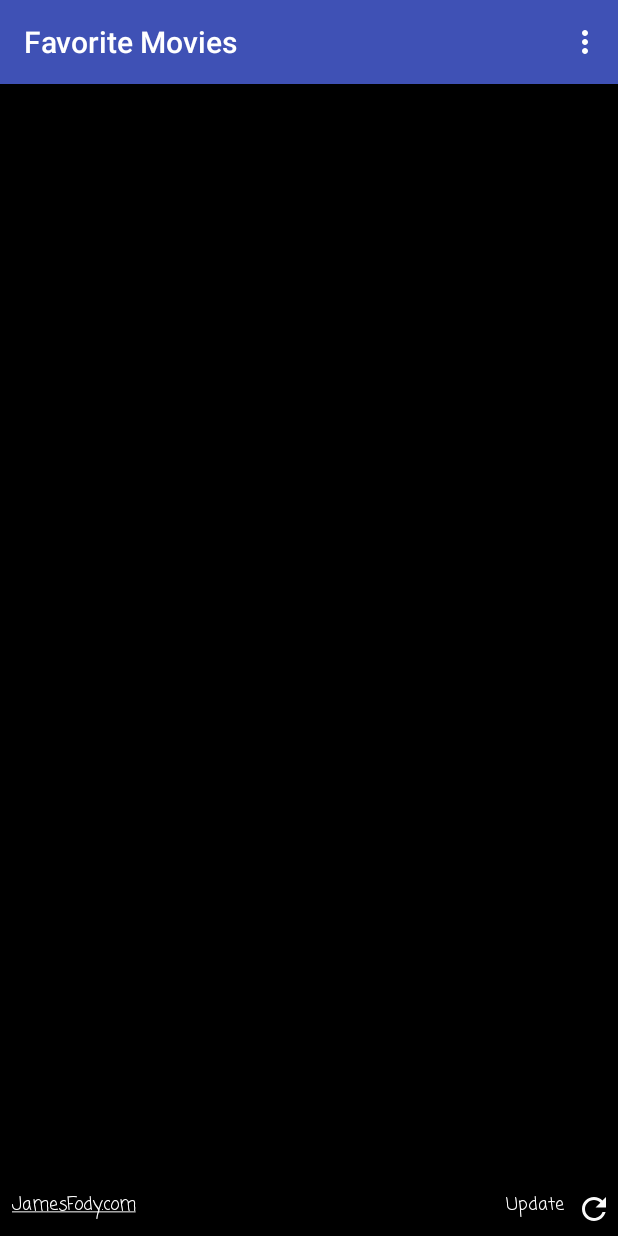
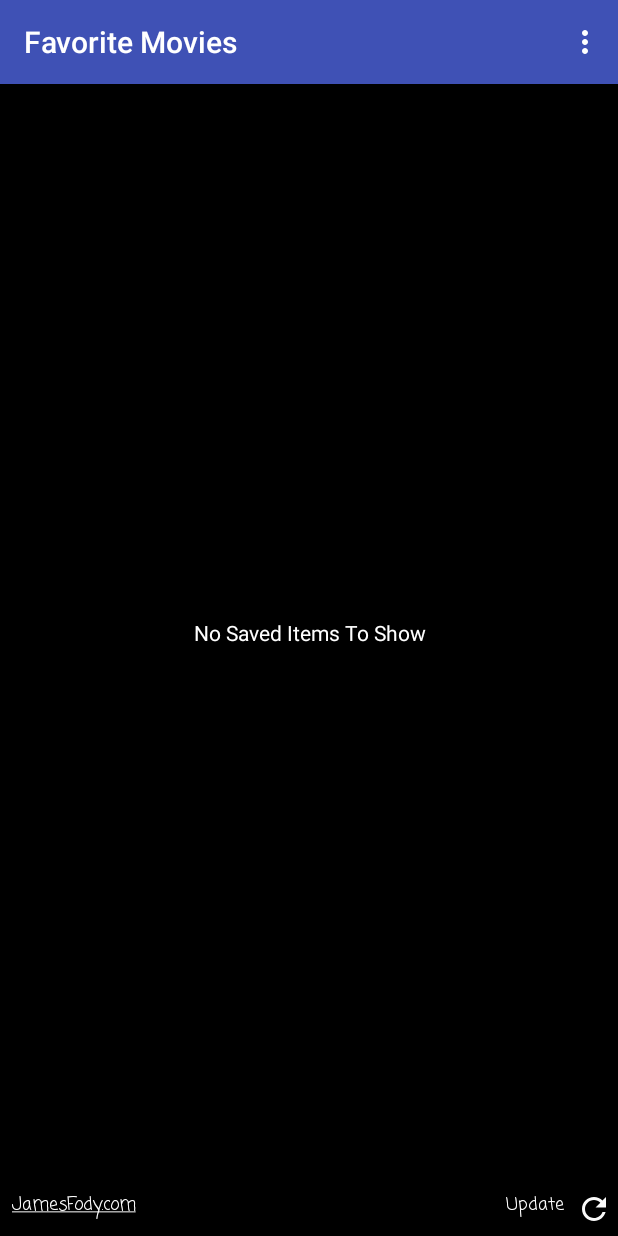
Before and after one commit to jimfo/Popular_Movies_Stage_2, an Android app: the screen it shows after launch (MainActivity), in the options menu, after a tap on "Favorites", on a phone screen of 412 x 824 dp. Run offline under Robolectric (Android 15) with nearby library versions, the phone set to English and light mode, and no system bars; our stand-ins replace Picasso, Room's generated code; pictures from the network do not load.

Commit message:
Fixed issue with back navigation by saving recyclerview state

```diff
--- a/app/build.gradle
+++ b/app/build.gradle
@@ -4,7 +4,7 @@ android {
     compileSdkVersion 26
     defaultConfig {
         applicationId "com.jimfo.popular_movies"
-        minSdkVersion 16
+        minSdkVersion 21
         targetSdkVersion 26
         versionCode 1
         versionName "1.0"
--- a/app/src/main/java/com/jimfo/popular_movies/MainActivity.java
+++ b/app/src/main/java/com/jimfo/popular_movies/MainActivity.java
@@ -1,23 +1,33 @@
 package com.jimfo.popular_movies;
 
+import android.app.PendingIntent;
+import android.app.TaskStackBuilder;
 import android.arch.lifecycle.Observer;
 import android.arch.lifecycle.ViewModelProviders;
-import android.content.Context;
+
 import android.content.Intent;
 import android.content.res.Configuration;
+import android.os.Build;
 import android.os.Bundle;
-import android.support.annotation.NonNull;
+
+import android.os.Parcelable;
 import android.support.annotation.Nullable;
+import android.support.v4.app.ActivityOptionsCompat;
+import android.support.v4.app.NotificationCompat;
+import android.support.v4.view.ViewCompat;
 import android.support.v7.app.AppCompatActivity;
 import android.support.v7.widget.GridLayoutManager;
-import android.support.v7.widget.LinearLayoutManager;
+
 import android.support.v7.widget.RecyclerView;
+import android.transition.Fade;
 import android.util.Log;
 import android.view.Menu;
 import android.view.MenuInflater;
 import android.view.MenuItem;
 import android.view.View;
+import android.widget.ImageView;
 import android.widget.LinearLayout;
+import android.widget.TextView;
 
 import com.jimfo.popular_movies.adapter.MovieAdapterRV;
 import com.jimfo.popular_movies.data.AppDatabase;
@@ -30,18 +40,16 @@ import java.util.List;
 public class MainActivity extends AppCompatActivity implements MovieAdapterRV.ItemClickListener,
         MovieTask.PostExecuteListener {
 
-    // The code for ItemClickListener came from https://piercezaifman.com/click-listener-for-recyclerview-adapter/
-    // by Pierce Zaifman
+    private static final String TAG = MainActivity.class.getSimpleName();
+    private final String SAVED_STATE = "state";
 
-    private static final String TAG = MainActivity.class.getSimpleName();
-
-    private AppDatabase mDb;
     private String ab_title;
     public MovieAdapterRV mAdapter;
     public RecyclerView mRecyclerView;
     private List<Film> mFilms;
-    private String lastcall = "popular";
-    private static int currentVisiblePosition = 0;
+    private TextView emptyTV;
+    Parcelable recyclerviewState;
+    RecyclerView.LayoutManager mLayoutManager;
 
 
     @Override
@@ -49,15 +57,22 @@ public class MainActivity extends AppCompatActivity implements MovieAdapterRV.It
         super.onCreate(savedInstanceState);
         setContentView(R.layout.activity_main);
 
-        if (savedInstanceState != null){
-            lastcall = savedInstanceState.getString(getResources().getString(R.string.movieKey));
+        if (Build.VERSION.SDK_INT >= Build.VERSION_CODES.LOLLIPOP) {
+            Fade fade = new Fade();
+            View decor = getWindow().getDecorView();
+            fade.excludeTarget(decor.findViewById(R.id.action_bar_container), true);
+            fade.excludeTarget(android.R.id.statusBarBackground, true);
+            fade.excludeTarget(android.R.id.navigationBarBackground, true);
+
+            getWindow().setEnterTransition(fade);
+            getWindow().setExitTransition(fade);
         }
 
         mRecyclerView = findViewById(R.id.rv_movies);
         LinearLayout refreshLL = findViewById(R.id.refreshbar_ll);
         refreshLL.setBackgroundColor(getResources().getColor(R.color.ll_color));
-        mDb = AppDatabase.getsInstance(getApplicationContext());
         ab_title = getResources().getString(R.string.popular_movies);
+        emptyTV = findViewById(R.id.empty_view);
 
         // Layout determined by orientation
         if (this.getResources().getConfiguration().orientation == Configuration.ORIENTATION_PORTRAIT) {
@@ -71,7 +86,6 @@ public class MainActivity extends AppCompatActivity implements MovieAdapterRV.It
             // if db is empty check if network is available and get movies from TMDB
             new MovieTask(this, this).execute(getResources().getString(R.string.popular));
             setTitle(getResources().getString(R.string.popular_movies));
-            lastcall = getResources().getString(R.string.popular);
         }
         else{
             setupViewModel();
@@ -79,18 +93,28 @@ public class MainActivity extends AppCompatActivity implements MovieAdapterRV.It
     }
 
     @Override
-    public void onPause(){
-        super.onPause();
+    protected void onSaveInstanceState(Bundle state) {
+        super.onSaveInstanceState(state);
 
-        currentVisiblePosition = 0;
-        currentVisiblePosition = ((LinearLayoutManager)mRecyclerView.getLayoutManager()).findFirstVisibleItemPosition();
+        recyclerviewState = mRecyclerView.getLayoutManager().onSaveInstanceState();
+        state.putParcelable(SAVED_STATE, recyclerviewState);
     }
 
     @Override
-    public void onResume(){
+    protected void onRestoreInstanceState(Bundle state) {
+        super.onRestoreInstanceState(state);
+
+        if(state != null)
+            mRecyclerView.getLayoutManager().onRestoreInstanceState(state);
+    }
+
+    @Override
+    protected void onResume() {
         super.onResume();
 
-        getMovies(lastcall);
+        if (recyclerviewState != null) {
+            mRecyclerView.getLayoutManager().onRestoreInstanceState(recyclerviewState);
+        }
     }
 
     /**
@@ -117,19 +141,16 @@ public class MainActivity extends AppCompatActivity implements MovieAdapterRV.It
         switch (item.getItemId()) {
             case R.id.top_rated:
                 ab_title = this.getResources().getString(R.string.top_rated_movies);
-                lastcall = getResources().getString(R.string.top_rated);
                 getMovies(this.getResources().getString(R.string.top_rated));
                 return true;
 
             case R.id.popular_movies:
                 ab_title = this.getResources().getString(R.string.popular_movies);
-                lastcall = getResources().getString(R.string.popular);
                 getMovies(this.getResources().getString(R.string.popular));
                 return true;
 
             case R.id.my_favorites:
                 setTitle(this.getResources().getString(R.string.favorite_movies));
-                lastcall = getResources().getString(R.string.favorite);
                 getMovies(this.getResources().getString(R.string.favorite));
                 return true;
 
@@ -137,14 +158,6 @@ public class MainActivity extends AppCompatActivity implements MovieAdapterRV.It
                 return super.onOptionsItemSelected(item);
         }
     }
-
-    @Override
-    public void onSaveInstanceState(Bundle savedInstanceState) {
-        super.onSaveInstanceState(savedInstanceState);
-
-        savedInstanceState.putString(getResources().getString(R.string.movieKey), lastcall);
-    }
-
 
     /**
      * Purpose : Setup Asynctask call with appropriate parameter
@@ -188,10 +201,9 @@ public class MainActivity extends AppCompatActivity implements MovieAdapterRV.It
      * @param itemId : Position of movie clicked in arraylist
      */
     @Override
-    public void onItemClickListener(int itemId) {
+    public void onItemClickListener(int itemId, ImageView imageview) {
 
-        final String MOVIE = "movie";
-
+        final String MOVIE = getResources().getString(R.string.movieKey);
         Film movie = mFilms.get(itemId);
 
         if (movie != null) {
@@ -199,7 +211,6 @@ public class MainActivity extends AppCompatActivity implements MovieAdapterRV.It
             i.putExtra(MOVIE, movie);
             startActivity(i);
         }
-
     }
 
 
@@ -211,8 +222,8 @@ public class MainActivity extends AppCompatActivity implements MovieAdapterRV.It
         mRecyclerView.setAdapter(mAdapter);
         setTitle(ab_title);
 
-        (mRecyclerView.getLayoutManager()).scrollToPosition(currentVisiblePosition);
-        currentVisiblePosition = 0;
+     //   (mRecyclerView.getLayoutManager()).scrollToPosition(currentVisiblePosition);
+     //   currentVisiblePosition = 0;
     }
 
     private void setupViewModel(){
@@ -220,15 +231,30 @@ public class MainActivity extends AppCompatActivity implements MovieAdapterRV.It
         viewModel.getMovies().observe(this, new Observer<List<Film>>() {
             @Override
             public void onChanged(@Nullable List<Film> films) {
-                if(null == films){
+
+                if(null == films || films.size() == 0){
                     mFilms = new ArrayList<>();
                 }
                 else{
                     mFilms = films;
                 }
+
+                displayAppropriateView();
                 mAdapter.setMovies(mFilms);
             }
         });
+    }
+
+    public void displayAppropriateView(){
+        if(null == mFilms || mFilms.size() == 0) {
+            mRecyclerView.setVisibility(View.GONE);
+            emptyTV.setVisibility(View.VISIBLE);
+        }
+        else{
+
+            mRecyclerView.setVisibility(View.VISIBLE);
+            emptyTV.setVisibility(View.GONE);
+        }
     }
 
     /**
@@ -240,6 +266,7 @@ public class MainActivity extends AppCompatActivity implements MovieAdapterRV.It
     public void onPostExecute(ArrayList<Film> movies) {
 
         this.mFilms = movies;
+        displayAppropriateView();
         updateAdapter();
     }
 }
--- a/app/src/main/java/com/jimfo/popular_movies/MainViewModel.java
+++ b/app/src/main/java/com/jimfo/popular_movies/MainViewModel.java
@@ -18,8 +18,8 @@ public class MainViewModel extends AndroidViewModel {
 
     public MainViewModel(Application application) {
         super(application);
+
         AppDatabase mDb = AppDatabase.getsInstance(application);
-        Log.i(TAG, "CALL TO DB");
         films = mDb.movieDao().loadAllMovies();
     }
 
--- a/app/src/main/java/com/jimfo/popular_movies/adapter/MovieAdapterRV.java
+++ b/app/src/main/java/com/jimfo/popular_movies/adapter/MovieAdapterRV.java
@@ -1,10 +1,12 @@
 package com.jimfo.popular_movies.adapter;
 
 import android.content.Context;
+import android.support.v4.view.ViewCompat;
 import android.support.v7.widget.RecyclerView;
 import android.view.LayoutInflater;
 import android.view.View;
 import android.view.ViewGroup;
+import android.widget.ImageView;
 
 import com.jimfo.popular_movies.R;
 import com.jimfo.popular_movies.model.AdjustableImageView;
@@ -51,12 +53,16 @@ public class MovieAdapterRV extends RecyclerView.Adapter<MovieAdapterRV.CustomVi
      * @param position : Index of the item
      */
     @Override
-    public void onBindViewHolder(MovieAdapterRV.CustomViewHolder holder, int position) {
+    public void onBindViewHolder(final MovieAdapterRV.CustomViewHolder holder, final int position) {
+
         Film film = mFilms.get(position);
         int[] wxh = getWxH(mContext);
 
         holder.aiv.setLayoutParams(new RecyclerView.LayoutParams(wxh[0], wxh[1]));
+
         Picasso.with(mContext).load(film.getmMoviePoster()).into(holder.aiv);
+
+        ViewCompat.setTransitionName(holder.aiv, ViewCompat.getTransitionName(holder.aiv));
     }
 
     @Override
@@ -74,7 +80,7 @@ public class MovieAdapterRV extends RecyclerView.Adapter<MovieAdapterRV.CustomVi
     }
 
     public interface ItemClickListener {
-        void onItemClickListener(int itemId);
+        void onItemClickListener(int itemId, ImageView iv);
     }
 
     public class CustomViewHolder extends RecyclerView.ViewHolder implements View.OnClickListener {
@@ -90,7 +96,7 @@ public class MovieAdapterRV extends RecyclerView.Adapter<MovieAdapterRV.CustomVi
         @Override
         public void onClick(View view) {
             int position = getAdapterPosition();
-            mListener.onItemClickListener(position);
+            mListener.onItemClickListener(position, aiv);
         }
     }
 }
--- a/app/src/main/java/com/jimfo/popular_movies/utils/GeneralUtils.java
+++ b/app/src/main/java/com/jimfo/popular_movies/utils/GeneralUtils.java
@@ -81,7 +81,7 @@ public class GeneralUtils {
         return WxH;
     }
 
-    public static int[] getTrailerWidthAndHiieght(Context context){
+    public static int[] getTrailerWidthAndHieght(Context context){
 
         int[] wxh = new int[2];
         int pixels = getPixels(context);
--- a/app/src/main/java/com/jimfo/popular_movies/utils/NetworkUtils.java
+++ b/app/src/main/java/com/jimfo/popular_movies/utils/NetworkUtils.java
@@ -73,7 +73,6 @@ public class NetworkUtils {
 
         try {
              jsonTrailerResponse = makeHttpRequest(context, trailerURL);
-             Log.i(TAG, jsonTrailerResponse);
 
         }
         catch (IOException e) {
@@ -137,7 +136,6 @@ public class NetworkUtils {
                 urlConnection.disconnect();
             }
             if (inputStream != null) {
-                // TODO function must handle java.io.IOException here
                 inputStream.close();
             }
         }
--- a/app/src/main/res/layout/activity_main.xml
+++ b/app/src/main/res/layout/activity_main.xml
@@ -15,6 +15,16 @@
             android:layout_width="match_parent"
             android:layout_height="match_parent"
             android:background="@color/ll_color"/>
+
+        <TextView
+            android:id="@+id/empty_view"
+            android:layout_width="match_parent"
+            android:layout_height="match_parent"
+            android:text="@string/empty"
+            android:gravity="center"
+            android:background="@color/ll_color"
+            android:textColor="@color/detail_activity_btn"
+            android:visibility="gone"/>
     </FrameLayout>
 
     <LinearLayout
--- a/app/src/main/res/layout/grid_item.xml
+++ b/app/src/main/res/layout/grid_item.xml
@@ -6,4 +6,5 @@
     android:layout_height="match_parent"
     android:background="@drawable/image_view_border"
     android:padding="@dimen/tv_paddingBottom"
+    android:transitionName="transition"
     android:adjustViewBounds="true"/>
--- a/app/src/main/res/layout/review_grid_item.xml
+++ b/app/src/main/res/layout/review_grid_item.xml
@@ -1,6 +1,6 @@
 <?xml version="1.0" encoding="utf-8"?>
 <TextView
-    android:id="@+id/review_tvqw"
+    android:id="@+id/review_tv"
     xmlns:android="http://schemas.android.com/apk/res/android"
     android:layout_width="match_parent"
     android:layout_height="match_parent"
--- a/app/src/main/res/values/strings.xml
+++ b/app/src/main/res/values/strings.xml
@@ -75,4 +75,5 @@
     <string name="all">all</string>
     <string name="refresh">refresh</string>
     <string name="review">review</string>
+    <string name="empty">No Saved Items To Show</string>
 </resources>
--- a/app/src/main/res/values/styles.xml
+++ b/app/src/main/res/values/styles.xml
@@ -6,6 +6,7 @@
         <item name="colorPrimary">@color/colorPrimary</item>
         <item name="colorPrimaryDark">@color/colorPrimaryDark</item>
         <item name="colorAccent">@color/colorAccent</item>
+        <item name="android:windowContentTransitions">true</item>
     </style>
 
 </resources>
```
Also changed, not shown: app/src/main/java/com/jimfo/popular_movies/DetailActivity.java (+36 -15 lines), app/src/main/res/layout/activity_detail.xml (+9 -7 lines).
